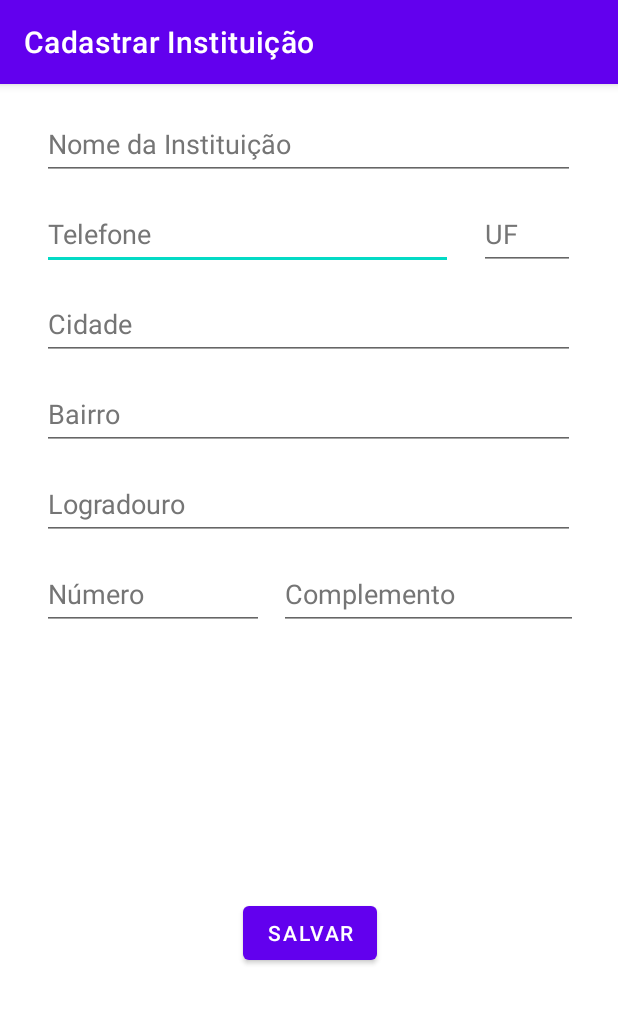
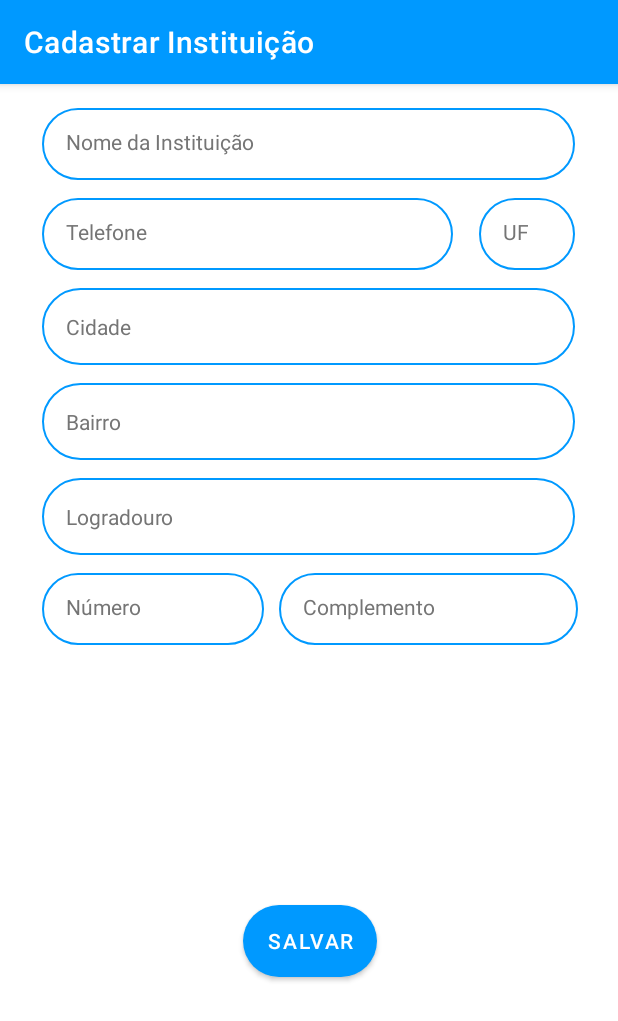
Before and after one commit to lincolnmesatto/Quester, an Android app: the CadastrarInstituicaoActivity screen opened directly, with no data from a screen before it, on a phone screen of 412 x 824 dp. Shown: the top 1021 px of the screen. Run offline under Robolectric (Android 15) with nearby library versions, the phone set to English and light mode, and no system bars; our stand-ins replace Firebase (no records; nobody signed in at launch, a user with empty details on screens opened directly).

Commit message:
front main e cadastro instituicao

```diff
--- a/app/src/main/java/com/pucpr/quester/controller/HomeActivity.java
+++ b/app/src/main/java/com/pucpr/quester/controller/HomeActivity.java
@@ -25,6 +25,7 @@ import com.google.firebase.firestore.QuerySnapshot;
 import com.pucpr.quester.R;
 import com.pucpr.quester.model.Instituicao;
 import com.pucpr.quester.model.InstituicaoDataModel;
+
 
 import java.util.ArrayList;
 
--- /dev/null
+++ b/app/src/main/res/drawable/round_bg.xml
@@ -0,0 +1,5 @@
+<?xml version="1.0" encoding="utf-8"?>
+<shape xmlns:android="http://schemas.android.com/apk/res/android">
+    <solid android:color="@color/colorPrimary"/>
+    <corners android:radius="100dp"></corners>
+</shape>
--- /dev/null
+++ b/app/src/main/res/drawable/round_border.xml
@@ -0,0 +1,6 @@
+<?xml version="1.0" encoding="utf-8"?>
+<shape android:shape="rectangle" xmlns:android="http://schemas.android.com/apk/res/android">
+    <stroke android:color="@color/colorPrimary"
+        android:width="1dp"/>
+    <corners android:radius="100dp"/>
+</shape>
--- a/app/src/main/res/layout/activity_cadastrar_instituicao.xml
+++ b/app/src/main/res/layout/activity_cadastrar_instituicao.xml
@@ -10,6 +10,7 @@
         android:id="@+id/buttonSalvar"
         android:layout_width="wrap_content"
         android:layout_height="wrap_content"
+        android:background="@drawable/round_bg"
         android:onClick="buttonSalvarClicked"
         android:text="@string/salvar"
         app:layout_constraintBottom_toBottomOf="parent"
@@ -22,12 +23,15 @@
         android:layout_width="274dp"
         android:layout_height="48dp"
         android:layout_marginTop="12dp"
+        android:background="@drawable/round_border"
         android:ems="10"
         android:hint="@string/telefone"
         android:importantForAutofill="no"
         android:inputType="phone"
         android:minHeight="48dp"
+        android:padding="16dp"
         android:textColorHint="#757575"
+        android:textSize="14sp"
         app:layout_constraintStart_toStartOf="@+id/editTextNome"
         app:layout_constraintTop_toBottomOf="@+id/editTextNome" />
 
@@ -37,12 +41,15 @@
         android:layout_height="48dp"
         android:layout_marginStart="12dp"
         android:layout_marginTop="12dp"
+        android:background="@drawable/round_border"
         android:ems="10"
         android:hint="@string/uf"
         android:importantForAutofill="no"
         android:inputType="textPersonName"
         android:minHeight="48dp"
+        android:padding="16dp"
         android:textColorHint="#757575"
+        android:textSize="14sp"
         app:layout_constraintEnd_toEndOf="@+id/editTextNome"
         app:layout_constraintHorizontal_bias="1.0"
         app:layout_constraintStart_toEndOf="@+id/editTextTelefone"
@@ -53,12 +60,15 @@
         android:layout_width="355dp"
         android:layout_height="wrap_content"
         android:layout_marginTop="12dp"
+        android:background="@drawable/round_border"
         android:ems="10"
         android:hint="@string/cidade"
         android:importantForAutofill="no"
         android:inputType="textPersonName"
         android:minHeight="48dp"
+        android:padding="16dp"
         android:textColorHint="#757575"
+        android:textSize="14sp"
         app:layout_constraintEnd_toEndOf="@+id/editTextUF"
         app:layout_constraintStart_toStartOf="@+id/editTextTelefone"
         app:layout_constraintTop_toBottomOf="@+id/editTextTelefone" />
@@ -68,12 +78,15 @@
         android:layout_width="355dp"
         android:layout_height="wrap_content"
         android:layout_marginTop="12dp"
+        android:background="@drawable/round_border"
         android:ems="10"
         android:hint="@string/bairro"
         android:importantForAutofill="no"
         android:inputType="textPersonName"
         android:minHeight="48dp"
+        android:padding="16dp"
         android:textColorHint="#757575"
+        android:textSize="14sp"
         app:layout_constraintEnd_toEndOf="@+id/editTextCidade"
         app:layout_constraintStart_toStartOf="@+id/editTextCidade"
         app:layout_constraintTop_toBottomOf="@+id/editTextCidade" />
@@ -83,11 +96,14 @@
         android:layout_width="148dp"
         android:layout_height="48dp"
         android:layout_marginTop="12dp"
+        android:background="@drawable/round_border"
         android:ems="10"
         android:hint="@string/numero"
         android:importantForAutofill="no"
         android:inputType="number"
+        android:padding="16dp"
         android:textColorHint="#757575"
+        android:textSize="14sp"
         app:layout_constraintStart_toStartOf="@+id/editTextLogradouro"
         app:layout_constraintTop_toBottomOf="@+id/editTextLogradouro" />
 
@@ -97,11 +113,14 @@
         android:layout_height="48dp"
         android:layout_marginStart="12dp"
         android:layout_marginTop="12dp"
+        android:background="@drawable/round_border"
         android:ems="10"
         android:hint="@string/complemento"
         android:importantForAutofill="no"
         android:inputType="textPersonName"
+        android:padding="16dp"
         android:textColorHint="#757575"
+        android:textSize="14sp"
         app:layout_constraintEnd_toEndOf="@+id/editTextLogradouro"
         app:layout_constraintStart_toEndOf="@+id/editTextNumero"
         app:layout_constraintTop_toBottomOf="@+id/editTextLogradouro" />
@@ -111,12 +130,15 @@
         android:layout_width="355dp"
         android:layout_height="wrap_content"
         android:layout_marginTop="12dp"
+        android:background="@drawable/round_border"
         android:ems="10"
         android:hint="@string/logradouro"
         android:importantForAutofill="no"
         android:inputType="textPersonName"
         android:minHeight="48dp"
+        android:padding="16dp"
         android:textColorHint="#757575"
+        android:textSize="14sp"
         app:layout_constraintEnd_toEndOf="@+id/editTextBairro"
         app:layout_constraintStart_toStartOf="@+id/editTextBairro"
         app:layout_constraintTop_toBottomOf="@+id/editTextBairro" />
@@ -126,11 +148,14 @@
         android:layout_width="355dp"
         android:layout_height="48dp"
         android:layout_marginTop="16dp"
+        android:background="@drawable/round_border"
         android:ems="10"
         android:hint="@string/nome_da_instituicao"
         android:importantForAutofill="no"
         android:inputType="textPersonName"
+        android:padding="16dp"
         android:textColorHint="#757575"
+        android:textSize="14sp"
         app:layout_constraintEnd_toEndOf="parent"
         app:layout_constraintHorizontal_bias="0.497"
         app:layout_constraintStart_toStartOf="parent"
--- a/app/src/main/res/values/colors.xml
+++ b/app/src/main/res/values/colors.xml
@@ -1,11 +1,14 @@
 <?xml version="1.0" encoding="utf-8"?>
 <resources>
     <color name="purple_200">#FFBB86FC</color>
-    <color name="purple_500">#FF6200EE</color>
+    <color name="purple_500">#0099ff</color>
     <color name="purple_700">#FF3700B3</color>
     <color name="teal_200">#FF03DAC5</color>
     <color name="teal_700">#FF018786</color>
     <color name="black">#FF000000</color>
     <color name="white">#FFFFFFFF</color>
     <color name="tortoise">#72aec0</color>
+    <color name="colorPrimary">#0099ff</color>
+    <color name="colorPrimaryDark">#00574B</color>
+    <color name="colorAccent">#D81B60</color>
 </resources>
```
Also changed, not shown: app/src/main/java/com/pucpr/quester/controller/SecondActivity.java (added, +14 -0 lines), app/src/main/res/drawable/home_icon.xml (added, +10 -0 lines), app/src/main/res/drawable/ic_lock.xml (added, +10 -0 lines), app/src/main/res/drawable/ic_wave.xml (added, +9 -0 lines), app/src/main/res/drawable/logout_icon.xml (added, +10 -0 lines), app/src/main/res/drawable/wave.xml (added, +10 -0 lines), app/src/main/res/layout/activity_main.xml (+52 -4 lines), app/src/main/res/layout/activity_second.xml (added, +17 -0 lines), app/src/main/res/layout/header.xml (added, +27 -0 lines), app/src/main/res/menu/main_menu.xml (added, +45 -0 lines), app/src/main/res/values/styles.xml (added, +10 -0 lines).
